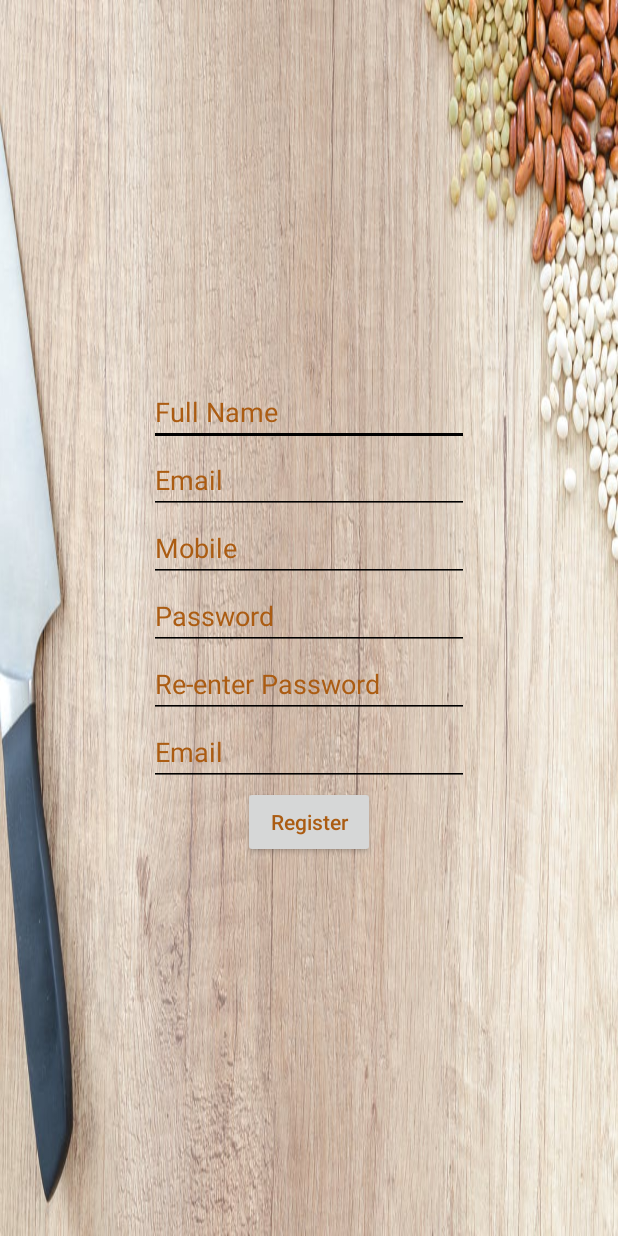
After one commit to Mounikavallabhani/SharedPrefarence, an Android app: the layout activity_registraion_page.xml on its own in the app's theme, with its tools: preview values and no code run, on a phone screen of 412 x 824 dp. The commit adds this screen. Run offline under Robolectric (Android 15) with nearby library versions, the phone set to English and light mode, and no system bars.

Commit message:
second coomit

```diff
--- a/app/src/main/res/layout/activity_main.xml
+++ b/app/src/main/res/layout/activity_main.xml
@@ -47,6 +47,7 @@
                 android:layout_height="wrap_content"
                 android:text="Forget Paswsword ?"/>
             <TextView
+
                 android:id="@+id/register"
                 android:layout_marginLeft="100dp"
                 android:textColor="#f1f2f4"
--- /dev/null
+++ b/app/src/main/res/layout/activity_registraion_page.xml
@@ -0,0 +1,89 @@
+<?xml version="1.0" encoding="utf-8"?>
+<LinearLayout xmlns:android="http://schemas.android.com/apk/res/android"
+    xmlns:app="http://schemas.android.com/apk/res-auto"
+    xmlns:tools="http://schemas.android.com/tools"
+    android:layout_width="match_parent"
+    android:layout_height="match_parent"
+    android:background="@drawable/wood1"
+
+   >
+
+    <ScrollView
+        xmlns:android="http://schemas.android.com/apk/res/android"
+        xmlns:tools="http://schemas.android.com/tools"
+        android:layout_width="match_parent"
+        android:layout_height="match_parent">
+   <LinearLayout
+       android:layout_width="wrap_content"
+       android:layout_height="wrap_content"
+       android:orientation="vertical"
+      android:gravity="center"
+       android:layout_gravity="center">
+       <EditText
+           android:backgroundTint="#000"
+           android:layout_width="wrap_content"
+           android:layout_height="wrap_content"
+           android:ems="10"
+           android:hint="Full Name"
+           android:textColorHint="#ab5c12"
+           android:id="@+id/edtfirstname"
+          />
+       <EditText
+           android:backgroundTint="#000"
+       android:layout_width="wrap_content"
+       android:layout_height="wrap_content"
+       android:ems="10"
+           android:hint="Email"
+           android:textColorHint="#ab5c12"
+           android:id="@+id/edtlastname"
+       />
+       <EditText
+           android:backgroundTint="#000"
+           android:layout_width="wrap_content"
+           android:layout_height="wrap_content"
+           android:ems="10"
+           android:hint="Mobile"
+           android:textColorHint="#ab5c12"
+           android:id="@+id/edtUsername"
+           />
+        <EditText
+            android:backgroundTint="#000"
+       android:layout_width="wrap_content"
+       android:layout_height="wrap_content"
+       android:ems="10"
+       android:hint="Password"
+       android:textColorHint="#ab5c12"
+       android:id="@+id/edtpas"
+       />
+       <EditText
+           android:backgroundTint="#000"
+           android:layout_width="wrap_content"
+           android:layout_height="wrap_content"
+           android:ems="10"
+           android:hint="Re-enter Password"
+           android:textColorHint="#ab5c12"
+           android:id="@+id/edtConfirmPass"
+           />
+       <EditText
+           android:backgroundTint="#000"
+           android:layout_width="wrap_content"
+           android:layout_height="wrap_content"
+           android:ems="10"
+           android:hint="Email"
+           android:textColorHint="#ab5c12"
+           android:id="@+id/edtEmail"
+           />
+       <Button
+           android:layout_width="wrap_content"
+           android:layout_height="wrap_content"
+           android:text="Register"
+           android:textColor="#ab5c12"
+           android:textAllCaps="false"
+           android:onClick="register"
+
+
+           />
+   </LinearLayout>
+    </ScrollView>
+
+</LinearLayout>
--- a/app/src/main/res/values/styles.xml
+++ b/app/src/main/res/values/styles.xml
@@ -13,8 +13,8 @@
         <item name="windowNoTitle">true</item>
     </style>
 
-    <style name="AppTheme.AppBarOverlay" parent="ThemeOverlay.AppCompat.Dark.ActionBar" />
+    <style name="AppTheme.AppBarOverlay" parent="Theme.AppCompat.Light.NoActionBar" />
 
-    <style name="AppTheme.PopupOverlay" parent="ThemeOverlay.AppCompat.Light" />
+    <style name="AppTheme.PopupOverlay" parent="Theme.AppCompat.Light.NoActionBar" />
 
 </resources>
```
Also changed, not shown: app/src/main/java/com/example/mansopresk14/sharedprefarence/MainActivity.java (+7 -10 lines), app/src/main/java/com/example/mansopresk14/sharedprefarence/RegistraionPage.java (added, +61 -0 lines).
